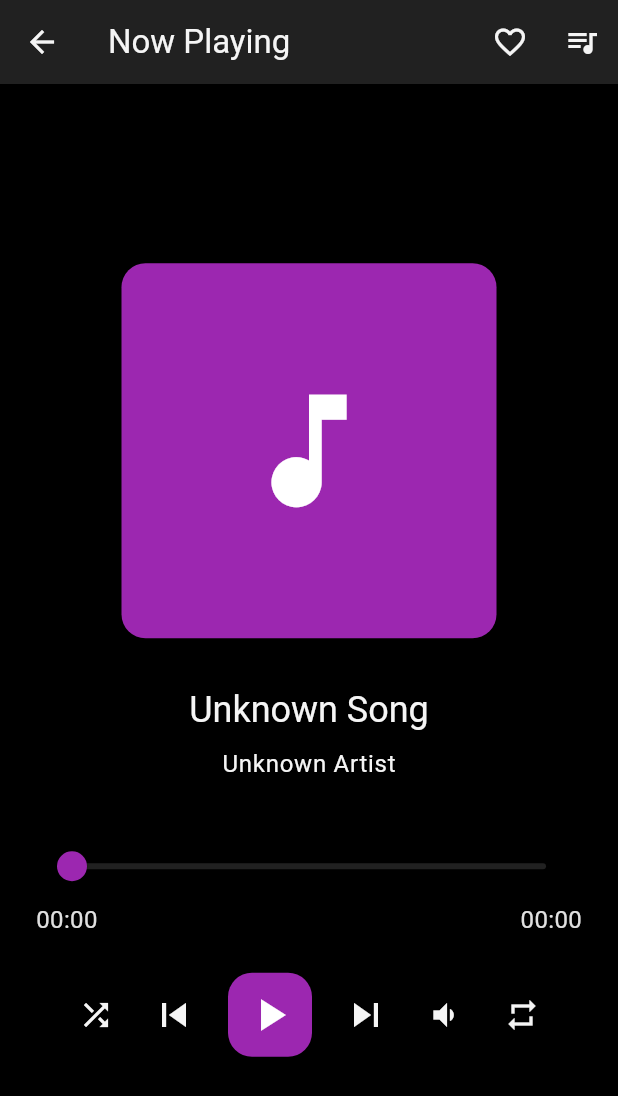
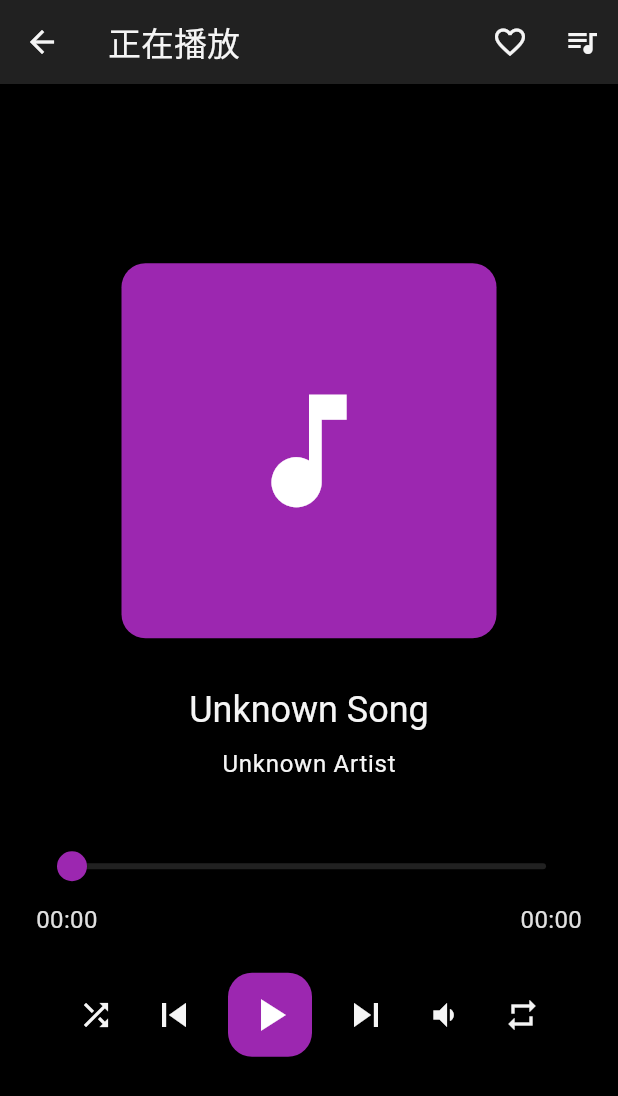
Before and after one commit to Nikoyaya/vibe-music-app, a Flutter app: the PlayerScreen screen opened by its route, after a tap on the "play arrow" icon, on a phone screen of 412 x 824 dp. Shown: the top 1096 px of the screen. Run offline on Flutter 3.47's test engine with Material 3 defaults, Android fonts, the phone set to English and light mode, and no system bars; our stand-ins replace carousel_slider, dio, flutter_dotenv, freezed_annotation, image_picker, just_audio and 2 more; accounts and stored records are empty; network calls fail; statements that could not run were skipped.

Commit message:
docs: 为Dart模型和服务类添加中文文档注释
- 为Song、PageResult、SongListResponse等模型类添加详细的类和方法文档注释
- 为User、LoginResponse、UserRegisterDTO等用户相关模型添加中文文档说明
- 为AuthProvider、MusicProvider等Provider类添加方法文档和错误日志中文化
- 为AppRoutes路由类添加路由配置和页面说明文档
- 为ApiService服务类添加完整的API请求方法文档和日志中文化
- 为AppTheme主题配置类添加颜色方案和样式详细说明
- 更新AppLogger初始化警告信息为中文字符串

```diff
--- a/lib/src/models/song_model.dart
+++ b/lib/src/models/song_model.dart
@@ -4,22 +4,39 @@ import 'package:vibe_music_app/src/utils/app_logger.dart';
 
 part 'song_model.freezed.dart';
 
+/// 歌曲模型类
+/// 用于表示音乐信息，包括基本属性和URL处理
 @freezed
 class Song with _$Song {
+  /// 歌曲构造函数
+  /// [参数说明]:
+  /// - [id]: 歌曲ID
+  /// - [songName]: 歌曲名称
+  /// - [artistName]: 歌手名称
+  /// - [albumName]: 专辑名称
+  /// - [coverUrl]: 封面图片URL
+  /// - [songUrl]: 音频文件URL
+  /// - [duration]: 歌曲时长
+  /// - [playCount]: 播放次数
+  /// - [likeCount]: 点赞次数
+  /// - [createTime]: 创建/发布时间
+  /// - [likeStatus]: 点赞状态(0:未点赞, 1:已点赞)
   const factory Song({
-    @JsonKey(name: 'songId') int? id,
+    int? id,
     String? songName,
     String? artistName,
-    @JsonKey(name: 'album') String? albumName,
+    String? albumName,
     String? coverUrl,
-    @JsonKey(name: 'audioUrl') String? songUrl,
+    String? songUrl,
     String? duration,
     int? playCount,
     int? likeCount,
-    @JsonKey(name: 'releaseTime') DateTime? createTime,
+    DateTime? createTime,
     int? likeStatus,
   }) = _Song;
 
+  /// 从JSON字符串解析为Song对象
+  /// [json]: JSON格式的歌曲数据
   factory Song.fromJson(Map<String, dynamic> json) {
     // 处理歌曲基本信息，保留原始空格
     final songName = json['songName']?.toString().trim();
@@ -58,9 +75,9 @@ class Song with _$Song {
               processedAudioUrl.substring(0, processedAudioUrl.length - 1);
         }
 
-        AppLogger().i('Processed audio URL: $processedAudioUrl');
+        AppLogger().i('处理后的音频URL: $processedAudioUrl');
       } catch (e) {
-        AppLogger().e('Error processing audio URL: $e');
+        AppLogger().e('处理音频URL失败: $e');
         // 如果解析失败，尝试手动修复明显问题
         processedAudioUrl = audioUrl
             .replaceAll(RegExp(r'\s+'), '%20') // 将空格替换为%20
@@ -86,8 +103,17 @@ class Song with _$Song {
   }
 }
 
+/// 分页结果模型类
+/// 用于封装API返回的分页数据
 @freezed
 class PageResult<T> with _$PageResult<T> {
+  /// 分页结果构造函数
+  /// [参数说明]:
+  /// - [records]: 数据列表
+  /// - [total]: 总记录数
+  /// - [size]: 每页大小
+  /// - [current]: 当前页码
+  /// - [pages]: 总页数
   const factory PageResult({
     required List<T> records,
     required int total,
@@ -96,6 +122,9 @@ class PageResult<T> with _$PageResult<T> {
     required int pages,
   }) = _PageResult<T>;
 
+  /// 从JSON字符串解析为PageResult对象
+  /// [json]: JSON格式的分页数据
+  /// [fromJsonT]: 转换内部数据类型的函数
   factory PageResult.fromJson(
       Map<String, dynamic> json, T Function(Map<String, dynamic>) fromJsonT) {
     return PageResult(
@@ -109,8 +138,17 @@ class PageResult<T> with _$PageResult<T> {
   }
 }
 
+/// 歌曲列表响应模型类
+/// 用于封装歌曲列表的API响应数据
 @freezed
 class SongListResponse with _$SongListResponse {
+  /// 歌曲列表响应构造函数
+  /// [参数说明]:
+  /// - [songs]: 歌曲列表
+  /// - [total]: 总歌曲数
+  /// - [page]: 当前页码
+  /// - [size]: 每页大小
+  /// - [pages]: 总页数
   const factory SongListResponse({
     required List<Song> songs,
     required int total,
@@ -119,6 +157,8 @@ class SongListResponse with _$SongListResponse {
     required int pages,
   }) = _SongListResponse;
 
+  /// 从JSON字符串解析为SongListResponse对象
+  /// [json]: JSON格式的歌曲列表响应数据
   factory SongListResponse.fromJson(Map<String, dynamic> json) {
     final data = json['data'] ?? {};
     return SongListResponse(
--- a/lib/src/providers/music_provider.dart
+++ b/lib/src/providers/music_provider.dart
@@ -99,17 +99,16 @@ class MusicProvider with ChangeNotifier {
     // 检查songUrl是否存在
     if (song.songUrl == null || song.songUrl!.isEmpty) {
       _playerState = AppPlayerState.stopped;
-      AppLogger()
-          .e('Error: Song URL is null or empty for song: ${song.songName}');
-      AppLogger().e('song.songUrl: ${song.songUrl}');
+      AppLogger().e('错误: 歌曲URL为空或不存在，歌曲名称: ${song.songName}');
+      AppLogger().e('歌曲URL: ${song.songUrl}');
       return;
     }
 
-    AppLogger().d('Attempting to play song: ${song.songName}');
-    AppLogger().d('Artist: ${song.artistName}');
-    AppLogger().d('Song URL: ${song.songUrl}');
-    AppLogger().d('URL length: ${song.songUrl!.length}');
-    AppLogger().d('URL validity: ${Uri.tryParse(song.songUrl!)?.isAbsolute}');
+    AppLogger().d('尝试播放歌曲: ${song.songName}');
+    AppLogger().d('歌手: ${song.artistName}');
+    AppLogger().d('歌曲URL: ${song.songUrl}');
+    AppLogger().d('URL长度: ${song.songUrl!.length}');
+    AppLogger().d('URL有效性: ${Uri.tryParse(song.songUrl!)?.isAbsolute}');
 
     _playerState = AppPlayerState.loading;
     notifyListeners();
@@ -130,18 +129,17 @@ class MusicProvider with ChangeNotifier {
       // 重置播放器
       await _audioPlayer.stop();
       // 设置音频源
-      AppLogger().d('About to play audio from URL');
+      AppLogger().d('准备从URL播放音频');
       await _audioPlayer.setUrl(song.songUrl!);
       // 播放歌曲
       await _audioPlayer.play();
       _playerState = AppPlayerState.playing;
-      AppLogger().d('Successfully started playing song: ${song.songName}');
-      AppLogger()
-          .d('Audio player state after play: ${_audioPlayer.playerState}');
+      AppLogger().d('成功开始播放歌曲: ${song.songName}');
+      AppLogger().d('播放后音频播放器状态: ${_audioPlayer.playerState}');
       notifyListeners();
     } catch (e, stackTrace) {
-      AppLogger().e('Error playing song ${song.songName}: $e');
-      AppLogger().e('Stack trace: $stackTrace');
+      AppLogger().e('播放歌曲 ${song.songName} 失败: $e');
+      AppLogger().e('堆栈跟踪: $stackTrace');
       _playerState = AppPlayerState.stopped;
       notifyListeners();
     }
@@ -149,7 +147,7 @@ class MusicProvider with ChangeNotifier {
 
   Future<void> play() async {
     if (currentSong == null || currentSong!.songUrl == null) {
-      AppLogger().e('Error: No valid song URL');
+      AppLogger().e('错误: 没有有效的歌曲URL');
       return;
     }
 
@@ -158,7 +156,7 @@ class MusicProvider with ChangeNotifier {
       _playerState = AppPlayerState.playing;
       notifyListeners();
     } catch (e) {
-      AppLogger().e('Error playing song: $e');
+      AppLogger().e('播放歌曲失败: $e');
       _playerState = AppPlayerState.stopped;
       notifyListeners();
     }
@@ -259,8 +257,8 @@ class MusicProvider with ChangeNotifier {
       final response = await ApiService()
           .getAllSongs(page, size, artistName: artistName, songName: songName);
 
-      AppLogger().d('Load songs response status: ${response.statusCode}');
-      AppLogger().d('Load songs response data: ${response.data}');
+      AppLogger().d('加载歌曲响应状态: ${response.statusCode}');
+      AppLogger().d('加载歌曲响应数据: ${response.data}');
 
       // 处理所有状态码，不仅仅是200
       final data =
@@ -278,11 +276,11 @@ class MusicProvider with ChangeNotifier {
         }
       } else {
         // 处理业务错误
-        AppLogger().e('API returned error code: ${data['code']}');
-        AppLogger().e('API error message: ${data['message']}');
+        AppLogger().e('API返回错误代码: ${data['code']}');
+        AppLogger().e('API错误信息: ${data['message']}');
       }
     } catch (e) {
-      AppLogger().e('Error loading songs: $e');
+      AppLogger().e('加载歌曲失败: $e');
     }
     return [];
   }
@@ -299,7 +297,7 @@ class MusicProvider with ChangeNotifier {
         }
       }
     } catch (e) {
-      AppLogger().e('Error loading recommended songs: $e');
+      AppLogger().e('加载推荐歌曲失败: $e');
     }
     return [];
   }
@@ -318,7 +316,7 @@ class MusicProvider with ChangeNotifier {
         }
       }
     } catch (e) {
-      AppLogger().e('Error loading user favorite songs: $e');
+      AppLogger().e('加载用户收藏歌曲失败: $e');
     }
     return [];
   }
@@ -347,7 +345,7 @@ class MusicProvider with ChangeNotifier {
         }
       }
     } catch (e) {
-      AppLogger().e('Error adding song to favorites: $e');
+      AppLogger().e('添加歌曲到收藏失败: $e');
     }
     return false;
   }
--- a/lib/src/screens/player/player_screen.dart
+++ b/lib/src/screens/player/player_screen.dart
@@ -4,6 +4,8 @@ import 'package:vibe_music_app/src/providers/music_provider.dart';
 import 'package:vibe_music_app/src/providers/auth_provider.dart';
 import 'package:vibe_music_app/src/screens/auth/login_screen.dart';
 
+/// 播放器屏幕
+/// 用于播放音乐和控制播放状态
 class PlayerScreen extends StatefulWidget {
   const PlayerScreen({super.key});
 
@@ -12,8 +14,13 @@ class PlayerScreen extends StatefulWidget {
 }
 
 class _PlayerScreenState extends State<PlayerScreen> {
+  /// 是否展开歌曲详情
   bool _isExpanded = false;
+
+  /// 是否显示音量指示器
   bool _showVolumeIndicator = false;
+
+  /// 当前音量值
   double _currentVolume = 0.5; // 初始音量
 
   @override
@@ -30,7 +37,7 @@ class _PlayerScreenState extends State<PlayerScreen> {
 
     return Scaffold(
       appBar: AppBar(
-        title: const Text('Now Playing'),
+        title: const Text('正在播放'),
         actions: [
           IconButton(
             icon: Icon(
--- a/lib/src/theme/app_theme.dart
+++ b/lib/src/theme/app_theme.dart
@@ -1,69 +1,86 @@
 import 'package:flutter/material.dart';
 
+/// 应用主题配置类
+/// 定义了应用的明/暗两种主题样式
 class AppTheme {
+  /// 亮色主题
   static final ThemeData lightTheme = ThemeData(
+    /// 亮色主题颜色方案
     colorScheme: ColorScheme.light(
-      primary: Colors.purple.shade600,
-      secondary: Colors.purple.shade400,
-      surface: Colors.white,
-      background: Colors.grey.shade50,
-      error: Colors.red.shade600,
-      onPrimary: Colors.white,
-      onSecondary: Colors.white,
-      onSurface: Colors.grey.shade900,
-      onError: Colors.white,
-      brightness: Brightness.light,
+      primary: Colors.purple.shade600, // 主色调
+      secondary: Colors.purple.shade400, // 次要色调
+      surface: Colors.white, // 表面色
+      background: Colors.grey.shade50, // 背景色
+      error: Colors.red.shade600, // 错误色
+      onPrimary: Colors.white, // 主色调上的文字颜色
+      onSecondary: Colors.white, // 次要色调上的文字颜色
+      onSurface: Colors.grey.shade900, // 表面色上的文字颜色
+      onError: Colors.white, // 错误色上的文字颜色
+      brightness: Brightness.light, // 亮度
     ),
-    useMaterial3: true,
-    scaffoldBackgroundColor: Colors.grey.shade50,
+    useMaterial3: true, // 使用Material3设计
+    scaffoldBackgroundColor: Colors.grey.shade50, // 脚手架背景色
+    /// 卡片主题
     cardTheme: CardThemeData(
-      shape: RoundedRectangleBorder(borderRadius: BorderRadius.circular(12)),
-      elevation: 2,
-      color: Colors.white,
+      shape:
+          RoundedRectangleBorder(borderRadius: BorderRadius.circular(12)), // 圆角
+      elevation: 2, // 阴影高度
+      color: Colors.white, // 卡片颜色
     ),
   );
 
+  /// 暗色主题
   static final ThemeData darkTheme = ThemeData(
+    /// 暗色主题颜色方案
     colorScheme: ColorScheme.dark(
-      primary: Colors.purple.shade500,
-      secondary: Colors.purple.shade300,
-      surface: Colors.grey.shade900,
-      background: Colors.black,
-      error: Colors.red.shade400,
-      onPrimary: Colors.white,
-      onSecondary: Colors.black,
-      onSurface: Colors.grey.shade100,
-      onError: Colors.white,
-      brightness: Brightness.dark,
+      primary: Colors.purple.shade500, // 主色调
+      secondary: Colors.purple.shade300, // 次要色调
+      surface: Colors.grey.shade900, // 表面色
+      background: Colors.black, // 背景色
+      error: Colors.red.shade400, // 错误色
+      onPrimary: Colors.white, // 主色调上的文字颜色
+      onSecondary: Colors.black, // 次要色调上的文字颜色
+      onSurface: Colors.grey.shade100, // 表面色上的文字颜色
+      onError: Colors.white, // 错误色上的文字颜色
+      brightness: Brightness.dark, // 亮度
     ),
-    useMaterial3: true,
-    scaffoldBackgroundColor: Colors.black,
+    useMaterial3: true, // 使用Material3设计
+    scaffoldBackgroundColor: Colors.black, // 脚手架背景色
+    /// 卡片主题
     cardTheme: CardThemeData(
-      shape: RoundedRectangleBorder(borderRadius: BorderRadius.circular(12)),
-      elevation: 3,
-      color: Colors.grey.shade900,
+      shape:
+          RoundedRectangleBorder(borderRadius: BorderRadius.circular(12)), // 圆角
+      elevation: 3, // 阴影高度
+      color: Colors.grey.shade900, // 卡片颜色
     ),
+
+    /// 文字主题
     textTheme: TextTheme(
       headlineLarge: TextStyle(
+        // 大标题
         fontWeight: FontWeight.bold,
         fontSize: 32,
         color: Colors.white,
       ),
       headlineMedium: TextStyle(
+        // 中标题
         fontWeight: FontWeight.bold,
         fontSize: 24,
         color: Colors.white,
       ),
       titleMedium: TextStyle(
+        // 小标题
         fontWeight: FontWeight.bold,
         fontSize: 18,
         color: Colors.white,
       ),
       bodyMedium: TextStyle(
+        // 中等正文
         fontSize: 16,
         color: Colors.grey.shade300,
       ),
       bodySmall: TextStyle(
+        // 小正文
         fontSize: 14,
         color: Colors.grey.shade400,
       ),
--- a/lib/src/utils/app_logger.dart
+++ b/lib/src/utils/app_logger.dart
@@ -43,7 +43,7 @@ class AppLogger {
     // 防止重复初始化
     if (_isInitialized) {
       if (kDebugMode) {
-        _logger.w('Warning: AppLogger has already been initialized');
+        _logger.w('警告: AppLogger已经被初始化');
       }
       return;
     }
```
Also changed, not shown: lib/src/models/user_model.dart (+46 -4 lines), lib/src/providers/auth_provider.dart (+11 -13 lines), lib/src/routes/app_routes.dart (+15 -0 lines), lib/src/screens/favorites/favorites_screen.dart (+23 -4 lines), lib/src/screens/home/home_screen.dart (+9 -5 lines), lib/src/screens/search/search_screen.dart (+17 -0 lines), lib/src/services/api_service.dart (+54 -22 lines).
